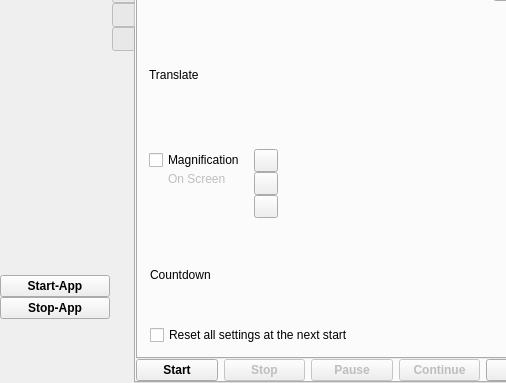
Above: src/formMainWindow.ui from vkohaupt/vokoscreenNG before the change; both pictures show x 0 to 506 and y 117 to 500 of the 790 by 500 pixel window. Below: the same form after it.
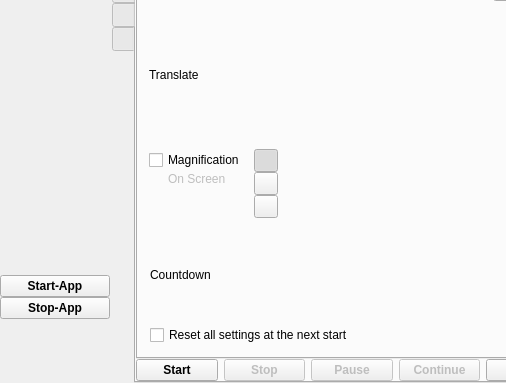
That is the form after the change. Icons and pictures are not drawn.

Commit message: Magnifier rectangle as default

What changed in the file:
```diff
--- a/src/formMainWindow.ui
+++ b/src/formMainWindow.ui
@@ -640,6 +640,9 @@
                     <property name="checkable">
                      <bool>true</bool>
                     </property>
+                    <property name="checked">
+                     <bool>true</bool>
+                    </property>
                     <attribute name="buttonGroup">
                      <string notr="true">buttonGroup_2</string>
                     </attribute>
```
Left out of the diff: 2 changed lines with no effect on the pictures.
